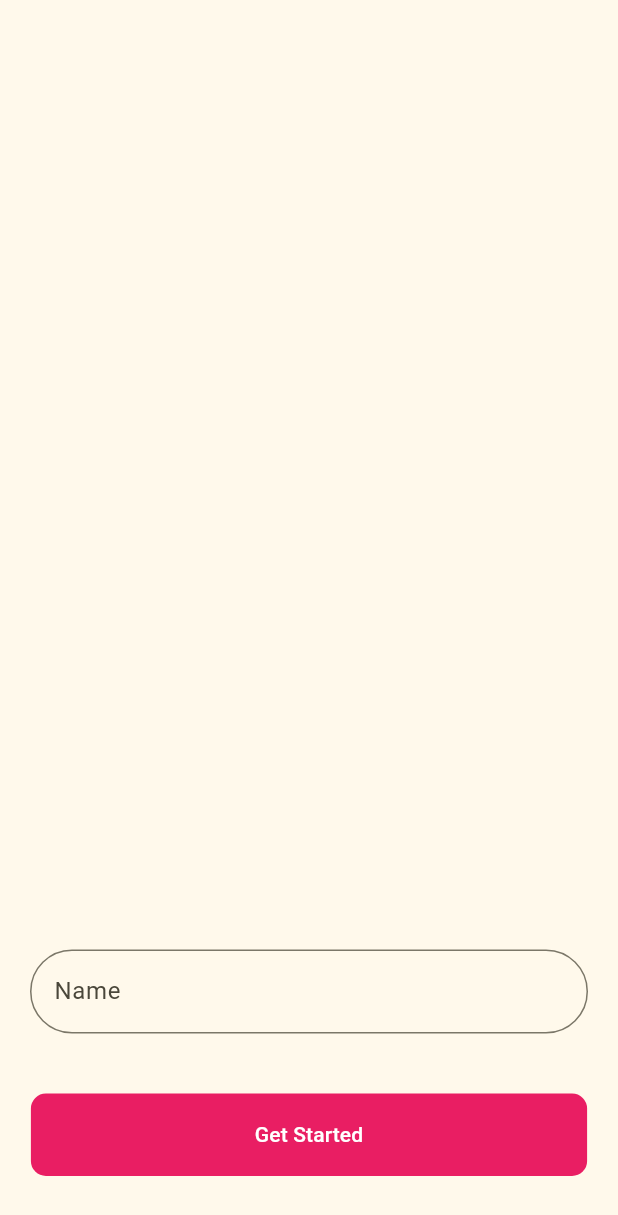
After one commit to bastndev/ElKChreo, a Flutter app: the screen it shows after launch, on a phone screen of 412 x 824 dp. The commit adds this screen. Shown: the top 1215 px of the screen. Run offline on Flutter 3.47's test engine with Material 3 defaults, Android fonts, the phone set to English and light mode, and no system bars; our stand-ins replace shared_preferences.

Commit message:
:arrow_up: UPDATE `Refactory code`

```diff
--- a/lib/main.dart
+++ b/lib/main.dart
@@ -1,6 +1,6 @@
 import 'package:flutter/material.dart';
 import 'package:practice/pages/home/home_page.dart';
-import 'package:practice/pages/auth/login/login_page.dart';
+import 'package:practice/pages/auth/login/login_card.dart';
 import 'package:shared_preferences/shared_preferences.dart';
 
 void main() async {
@@ -24,7 +24,7 @@ class MyApp extends StatelessWidget {
         useMaterial3: true,
       ),
       // home: const LoginPage(),
-      home: onboarding ? const HomePage() : const LoginPage(),
+      home: onboarding ? const HomePage() : const LoginCard(),
     );
   }
 }
--- /dev/null
+++ b/lib/pages/auth/login/login_card.dart
@@ -0,0 +1,43 @@
+import 'package:flutter/material.dart';
+import 'package:practice/pages/auth/login/widget/button_home.dart';
+
+class LoginCard extends StatefulWidget {
+  const LoginCard({super.key});
+
+  @override
+  State<LoginCard> createState() => _LoginCardState();
+}
+
+class _LoginCardState extends State<LoginCard> {
+  TextEditingController userNameController = TextEditingController();
+
+  final pageController = PageController();
+
+  bool isLastPage = false;
+
+  @override
+  Widget build(BuildContext context) {
+    return Scaffold(
+      body: Container(
+        margin: const EdgeInsets.symmetric(horizontal: 20),
+        child: Column(
+          mainAxisAlignment: MainAxisAlignment.end,
+          children: [
+            TextField(
+              controller: userNameController,
+              decoration: InputDecoration(
+                hintText: "Name",
+                border: OutlineInputBorder(
+                  borderRadius: BorderRadius.circular(30),
+                ),
+              ),
+            ),
+            const SizedBox(height: 40),
+            ButtonHome(userNameController: userNameController),
+            const SizedBox(height: 40),
+          ],
+        ),
+      ),
+    );
+  }
+}
```
Also changed, not shown: lib/pages/auth/login/login_page.dart (deleted, +0 -43 lines).
